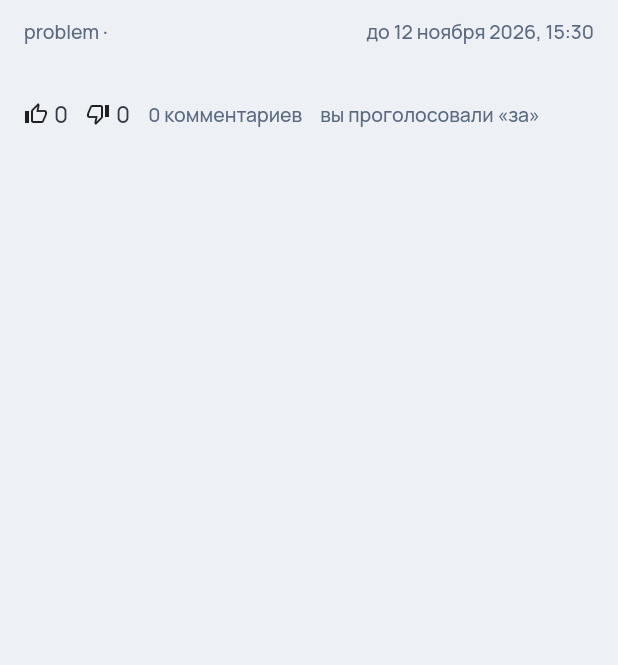
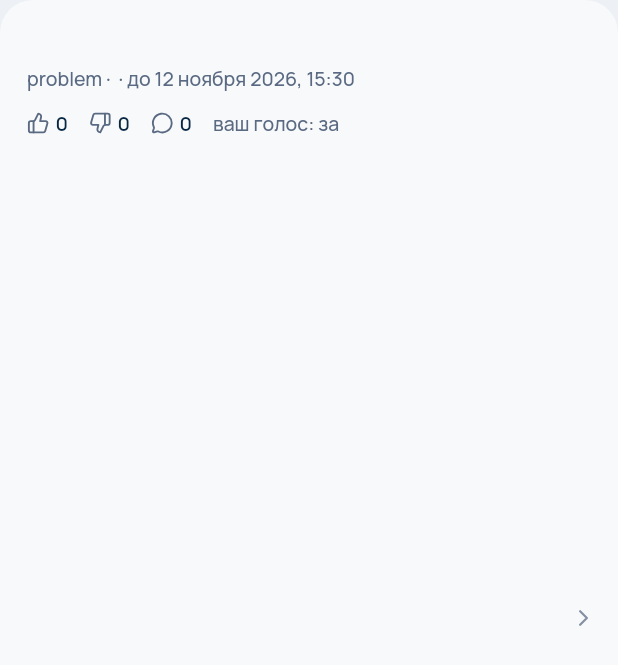
Before and after one commit to Blckk699/modus-trade-feedback, a Flutter app: the DiscussionRow widget shown alone on an empty page, opened directly with empty values, on a phone screen of 412 x 824 dp. Shown: the top 665 px of the screen. Run offline on Flutter 3.47's test engine with Material 3 defaults, Android fonts, the phone set to English and light mode, and no system bars; our stand-ins replace file_picker, flutter_secure_storage, flutter_svg, lucide_icons_flutter, open_filex, shared_preferences; accounts and stored records are empty; network calls fail.

Commit message:
F-19: «Лента» карточками + замечания ревью к F-18 (#254)
* F-18: UX-проход — одно главное действие, лишнее под «⋯», значения по умолчанию свёрнуты

Подача: тип карточками, описание первым, категория и приоритет под «Уточнить», скрепка и «Отправить».
Мои/Входящие/Профиль/Настройки — общая стеклянная шапка; срок в строке только когда важен.
Черновики собраний и заявки на доступ: одна главная кнопка, остальное — «⋯» и свёрнутые поля.
Битрикс24 — в «Ещё» карточки; вкладки — сегментами. Правила: flutter/docs/ux-rules.md.

Co-Authored-By: Claude Opus 5.5 <noreply@anthropic.com>

* F-19: «Лента» карточками; срок во «Входящих» только когда важен; проверка неактивной «Подтвердить»

Co-Authored-By: Claude Opus 5.5 <noreply@anthropic.com>

---------

Co-authored-by: Blckk699 <278325663+Blckk699@users.noreply.github.com>
Co-authored-by: Claude Opus 5.5 <noreply@anthropic.com>

```diff
--- a/flutter/lib/ui/appeals/queue_screen.dart
+++ b/flutter/lib/ui/appeals/queue_screen.dart
@@ -335,9 +335,9 @@ class QueueRow extends StatelessWidget {
     final c = ModusColors.of(context);
     final overdue = item.dueState == DueState.overdue && item.status != AppealStatus.closed;
     final due = item.firstResponseDueAt;
+    // Правило 6: срок в строке — только когда он важен (просрочен или истекает).
     final waitingAnswer = due != null &&
-        item.dueState != DueState.answered &&
-        item.dueState != DueState.noDeadline &&
+        (item.dueState == DueState.overdue || item.dueState == DueState.dueSoon) &&
         item.status != AppealStatus.closed;
     return KeyedSubtree(
       key: Key('queue-${item.id}'),
--- a/flutter/lib/ui/discussions/feed_screen.dart
+++ b/flutter/lib/ui/discussions/feed_screen.dart
@@ -1,12 +1,13 @@
 import 'package:flutter/material.dart';
+import 'package:lucide_icons_flutter/lucide_icons.dart';
 import 'package:modus_api/api.dart';
 
 import '../../api/app_error.dart';
 import '../../app.dart';
 import '../../theme/modus_theme.dart';
 import '../../format.dart';
-import '../appeals/duplicates_bitrix.dart' show plural;
 import 'discussion_screen.dart';
+import '../web/web_ui.dart';
 import '../home/role_switch.dart';
 
 /// Общая лента для всех: открытые обсуждения, реализованные улучшения, завершённые обсуждения
@@ -122,8 +123,9 @@ class DiscussionList extends StatelessWidget {
       },
       empty: status == DiscussionStatus.open ? 'Сейчас нет открытых обсуждений.' : 'Завершённых обсуждений пока нет.',
       builder: (context, items, reload) => ListView.separated(
+        padding: const EdgeInsets.fromLTRB(16, 4, 16, 120),
         itemCount: items.length,
-        separatorBuilder: (_, _) => const Divider(height: 1),
+        separatorBuilder: (_, _) => const SizedBox(height: 10),
         itemBuilder: (context, i) => DiscussionRow(
           discussion: items[i],
           onTap: () async {
@@ -147,39 +149,55 @@ class DiscussionRow extends StatelessWidget {
   Widget build(BuildContext context) {
     final d = discussion;
     final session = SessionScope.of(context);
-    final theme = Theme.of(context);
-    final muted = theme.textTheme.bodySmall?.copyWith(color: theme.colorScheme.onSurfaceVariant);
+    final c = ModusColors.of(context);
     final open = d.status == DiscussionStatus.open;
-    return InkWell(
+    final muted = TextStyle(color: c.muted, fontSize: 13);
+    final waitsVote = open && d.canVote && d.myVote == null;
+    return Material(
+      color: c.card,
+      borderRadius: BorderRadius.circular(Web.rCard),
+      clipBehavior: Clip.antiAlias,
+      child: InkWell(
         key: Key('discussion-${d.id}'),
         onTap: onTap,
         child: Padding(
-        padding: const EdgeInsets.symmetric(horizontal: 16, vertical: 12),
+          padding: const EdgeInsets.fromLTRB(18, 16, 14, 16),
+          child: Row(children: [
+            Expanded(
               child: Column(crossAxisAlignment: CrossAxisAlignment.start, children: [
-          Row(children: [
-            Expanded(
-              child: Text('${session.typeLabel(d.appeal.type)} · ${d.authorDisplay}',
-                  style: muted, overflow: TextOverflow.ellipsis),
+                Text(
+                  d.publicText,
+                  maxLines: 3,
+                  overflow: TextOverflow.ellipsis,
+                  style: TextStyle(color: c.heading, fontSize: 15.5, fontWeight: FontWeight.w600, height: 1.4),
                 ),
+                const SizedBox(height: 4),
                 Text(
-              open ? 'до ${formatDateTime(d.deadline)}' : 'завершено ${d.closedAt != null ? formatDate(d.closedAt!) : ''}',
+                  '${session.typeLabel(d.appeal.type)} · ${d.authorDisplay} · '
+                  '${open ? 'до ${formatDateTime(d.deadline)}' : 'завершено ${d.closedAt != null ? formatDate(d.closedAt!) : ''}'}',
                   style: muted,
                 ),
+                const SizedBox(height: 10),
+                Wrap(spacing: 14, runSpacing: 6, crossAxisAlignment: WrapCrossAlignment.center, children: [
+                  if (waitsVote)
+                    Text('Ждёт вашего голоса',
+                        style: TextStyle(color: c.accent, fontSize: 13, fontWeight: FontWeight.w600)),
+                  _Count(icon: LucideIcons.thumbsUp, value: d.votesFor, label: 'За'),
+                  _Count(icon: LucideIcons.thumbsDown, value: d.votesAgainst, label: 'Против'),
+                  _Count(icon: LucideIcons.messageCircle, value: d.commentsCount, label: 'Комментарии'),
+                  if (d.myVote != null)
+                    Text('ваш голос: ${d.myVote == VoteValue.for_ ? 'за' : 'против'}', style: muted),
                 ]),
-          const SizedBox(height: 4),
-          Text(d.publicText, maxLines: 3, overflow: TextOverflow.ellipsis),
+                if (!open && d.outcome != null) ...[
                   const SizedBox(height: 8),
-          Wrap(spacing: 12, runSpacing: 4, crossAxisAlignment: WrapCrossAlignment.center, children: [
-            _Count(icon: Icons.thumb_up_alt_outlined, value: d.votesFor, label: 'За'),
-            _Count(icon: Icons.thumb_down_alt_outlined, value: d.votesAgainst, label: 'Против'),
-            Text('${d.commentsCount} ${plural(d.commentsCount, ('комментарий', 'комментария', 'комментариев'))}',
-                style: muted),
-            if (d.myVote != null)
-              Text('вы проголосовали «${d.myVote == VoteValue.for_ ? 'за' : 'против'}»', style: muted),
+                  Text('Итог: ${d.outcome}', style: TextStyle(color: c.heading, fontSize: 13.5)),
+                ],
               ]),
-          if (!open && d.outcome != null)
-            Padding(padding: const EdgeInsets.only(top: 4), child: Text('Итог: ${d.outcome}', style: muted)),
+            ),
+            const SizedBox(width: 8),
+            Icon(LucideIcons.chevronRight, size: 18, color: c.faint),
           ]),
+        ),
       ),
     );
   }
@@ -196,9 +214,9 @@ class _Count extends StatelessWidget {
   Widget build(BuildContext context) => Semantics(
         label: '$label: $value',
         child: Row(mainAxisSize: MainAxisSize.min, children: [
-          Icon(icon, size: 16),
+          Icon(icon, size: 15, color: ModusColors.of(context).muted),
           const SizedBox(width: 4),
-          Text('$value'),
+          Text('$value', style: TextStyle(color: ModusColors.of(context).heading, fontSize: 13, fontWeight: FontWeight.w600)),
         ]),
       );
 }
@@ -216,8 +234,9 @@ class ImplementedList extends StatelessWidget {
       },
       empty: 'Реализованных улучшений пока нет.',
       builder: (context, items, _) => ListView.separated(
+        padding: const EdgeInsets.fromLTRB(16, 4, 16, 120),
         itemCount: items.length,
-        separatorBuilder: (_, _) => const Divider(height: 1),
+        separatorBuilder: (_, _) => const SizedBox(height: 10),
         itemBuilder: (context, i) => FeedRow(item: items[i]),
       ),
     );
@@ -236,9 +255,10 @@ class FeedRow extends StatelessWidget {
     final theme = Theme.of(context);
     final muted = theme.textTheme.bodySmall?.copyWith(color: theme.colorScheme.onSurfaceVariant);
     final label = theme.textTheme.labelMedium?.copyWith(color: theme.colorScheme.primary);
-    return Padding(
+    return Container(
       key: Key('feed-${f.appealId}'),
-      padding: const EdgeInsets.symmetric(horizontal: 16, vertical: 12),
+      padding: const EdgeInsets.all(18),
+      decoration: BoxDecoration(color: ModusColors.of(context).card, borderRadius: BorderRadius.circular(Web.rCard)),
       child: Column(crossAxisAlignment: CrossAxisAlignment.start, children: [
         Row(children: [
           Expanded(
```
Also changed, not shown: 5 other files. Lines whose indentation alone changed are shown as unchanged.
